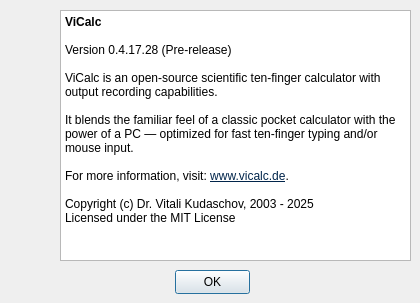
Qt form vicalc/ui/about_dialog.ui (Kudaschov/ViCalc) before a commit.
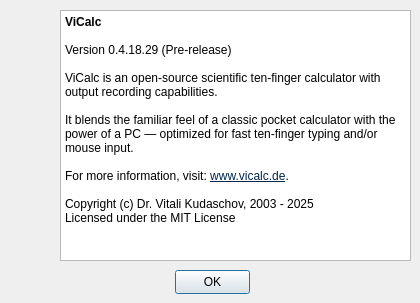
The same form after that commit. Icons and pictures are not drawn.

```diff
--- a/vicalc/ui/about_dialog.ui
+++ b/vicalc/ui/about_dialog.ui
@@ -61,7 +61,7 @@
 &lt;/style&gt;&lt;/head&gt;&lt;body style=&quot; font-family:'Segoe UI'; font-size:9pt; font-weight:400; font-style:normal;&quot;&gt;
 &lt;p style=&quot; margin-top:0px; margin-bottom:0px; margin-left:0px; margin-right:0px; -qt-block-indent:0; text-indent:0px;&quot;&gt;&lt;span style=&quot; font-weight:700;&quot;&gt;ViCalc&lt;/span&gt;&lt;/p&gt;
 &lt;p style=&quot;-qt-paragraph-type:empty; margin-top:0px; margin-bottom:0px; margin-left:0px; margin-right:0px; -qt-block-indent:0; text-indent:0px; font-weight:700;&quot;&gt;&lt;br /&gt;&lt;/p&gt;
-&lt;p style=&quot; margin-top:0px; margin-bottom:0px; margin-left:0px; margin-right:0px; -qt-block-indent:0; text-indent:0px;&quot;&gt;Version 0.4.17.28 (Pre-release)&lt;/p&gt;
+&lt;p style=&quot; margin-top:0px; margin-bottom:0px; margin-left:0px; margin-right:0px; -qt-block-indent:0; text-indent:0px;&quot;&gt;Version 0.4.18.29 (Pre-release)&lt;/p&gt;
 &lt;p style=&quot;-qt-paragraph-type:empty; margin-top:0px; margin-bottom:0px; margin-left:0px; margin-right:0px; -qt-block-indent:0; text-indent:0px;&quot;&gt;&lt;br /&gt;&lt;/p&gt;
 &lt;p style=&quot; margin-top:0px; margin-bottom:0px; margin-left:0px; margin-right:0px; -qt-block-indent:0; text-indent:0px;&quot;&gt;ViCalc is an open-source scientific ten-finger calculator with output recording capabilities.&lt;/p&gt;
 &lt;p style=&quot;-qt-paragraph-type:empty; margin-top:0px; margin-bottom:0px; margin-left:0px; margin-right:0px; -qt-block-indent:0; text-indent:0px;&quot;&gt;&lt;br /&gt;&lt;/p&gt;
```
